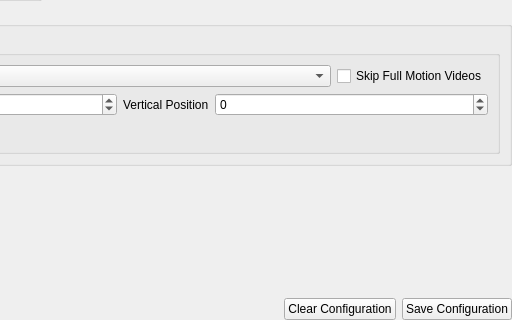
Qt form src/OplPcTools/UI/GameConfigWidget.ui (brainstream/OPL-PC-Tools) before a commit; both pictures show x 423 to 935 and y 335 to 655 of the 935 by 655 pixel window.
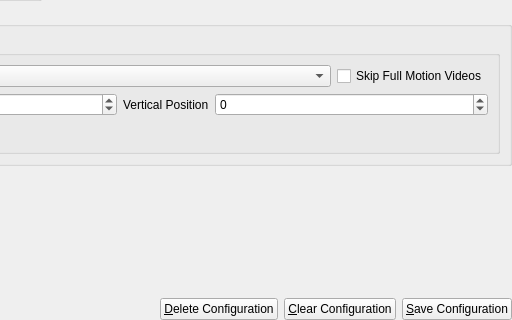
The same form after that commit. Icons and pictures are not drawn.

Patch:
```diff
--- a/src/OplPcTools/UI/GameConfigWidget.ui
+++ b/src/OplPcTools/UI/GameConfigWidget.ui
@@ -497,14 +497,25 @@
       </spacer>
      </item>
      <item>
-      <widget class="QPushButton" name="mp_btn_clear">
+      <widget class="QPushButton" name="mp_btn_delete">
        <property name="text">
-        <string>Clear Configuration</string>
+        <string>&amp;Delete Configuration</string>
        </property>
        <property name="icon">
         <iconset resource="../Resources/Resources.qrc">
          <normaloff>:/images/delete</normaloff>:/images/delete</iconset>
        </property>
+      </widget>
+     </item>
+     <item>
+      <widget class="QPushButton" name="mp_btn_clear">
+       <property name="text">
+        <string>&amp;Clear Configuration</string>
+       </property>
+       <property name="icon">
+        <iconset resource="../Resources/Resources.qrc">
+         <normaloff>:/images/restore</normaloff>:/images/restore</iconset>
+       </property>
        <property name="shortcut">
         <string>Del</string>
        </property>
@@ -513,7 +524,7 @@
      <item>
       <widget class="QPushButton" name="mp_btn_save">
        <property name="text">
-        <string>Save Configuration</string>
+        <string>&amp;Save Configuration</string>
        </property>
        <property name="icon">
         <iconset resource="../Resources/Resources.qrc">
```
Left out of the diff: 1 changed line with no effect on the pictures.
